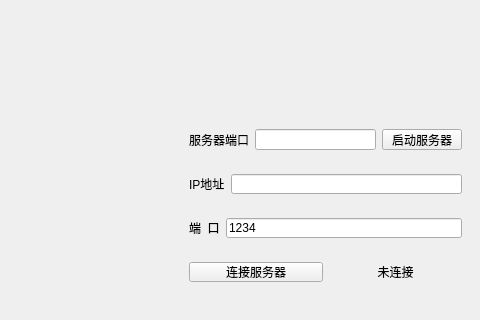
First picture: the form in mainwindow.ui, repository Azure-Sora/FlappyBird, before the edit; both pictures show x 320 to 800 and y 480 to 800 of the 800 by 800 pixel window.
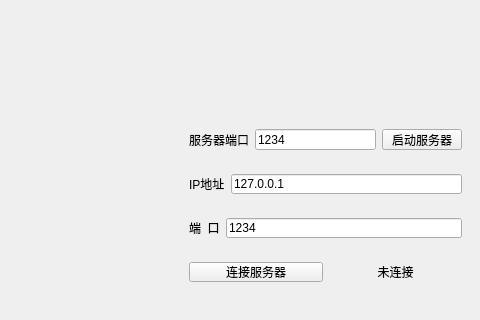
Second picture: the form after the edit.

```diff
--- a/mainwindow.ui
+++ b/mainwindow.ui
@@ -48,7 +48,11 @@
          </widget>
         </item>
         <item>
-         <widget class="QLineEdit" name="serverPortEdit"/>
+         <widget class="QLineEdit" name="serverPortEdit">
+          <property name="text">
+           <string>1234</string>
+          </property>
+         </widget>
         </item>
         <item>
          <widget class="QPushButton" name="btnStartServer">
@@ -71,7 +75,11 @@
          </widget>
         </item>
         <item>
-         <widget class="QLineEdit" name="ipEdit"/>
+         <widget class="QLineEdit" name="ipEdit">
+          <property name="text">
+           <string>127.0.0.1</string>
+          </property>
+         </widget>
         </item>
        </layout>
       </widget>
```
